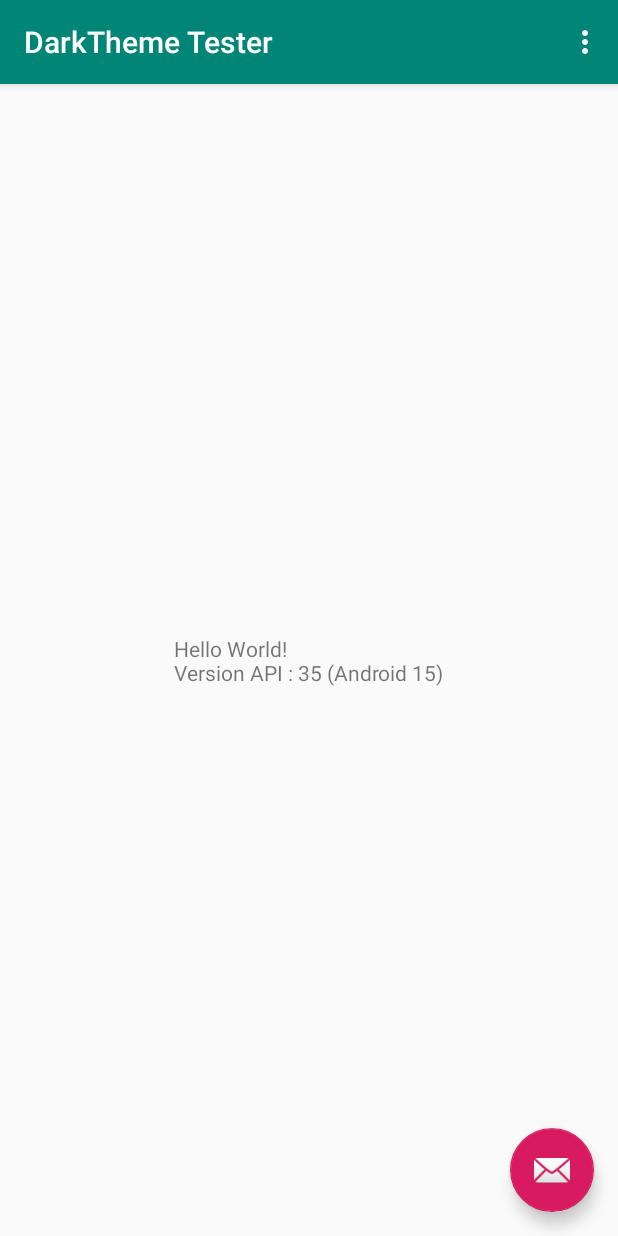
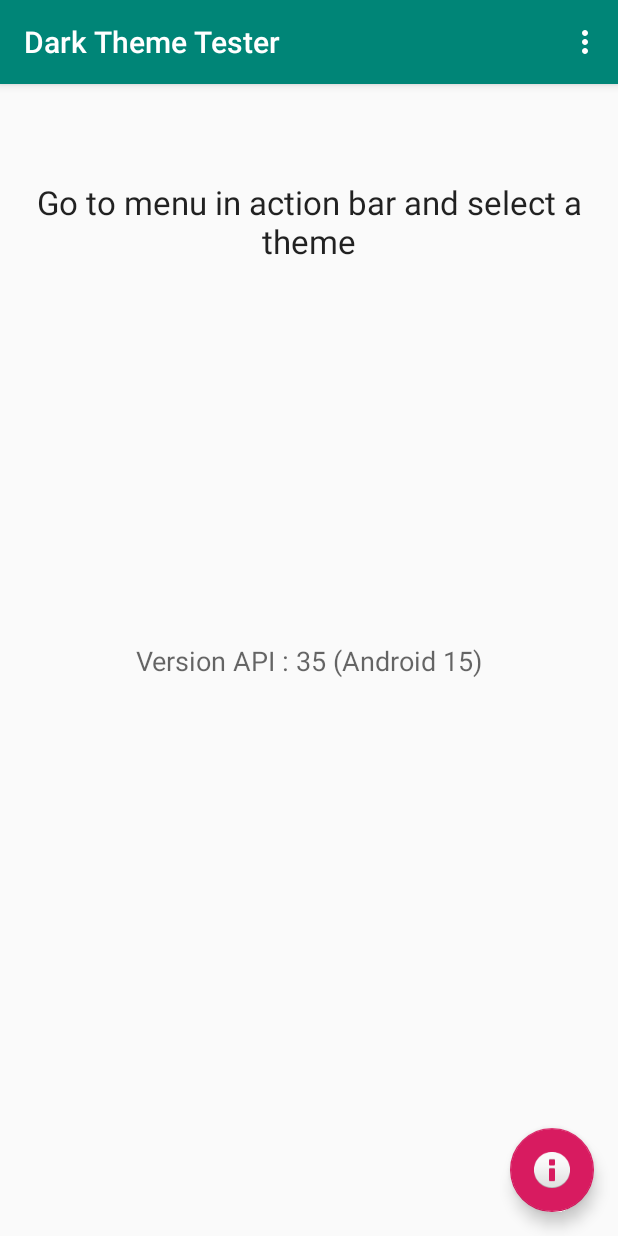
Before and after one commit to ghusta/android-dark-theme-tester, an Android app: the screen it shows after launch (MainActivity), on a phone screen of 412 x 824 dp. Run offline under Robolectric (Android 15) with nearby library versions, the phone set to English and light mode, and no system bars.

Commit message:
Add hint message

```diff
--- a/app/src/main/java/fr/husta/android/dark_theme_tester/MainActivity.kt
+++ b/app/src/main/java/fr/husta/android/dark_theme_tester/MainActivity.kt
@@ -40,8 +40,7 @@ class MainActivity : AppCompatActivity() {
 
         text_main.text =
             String.format(
-                "%s\nVersion API : %s (Android %s)",
-                text_main.getText(),
+                "Version API : %s (Android %s)",
                 Build.VERSION.SDK_INT,
                 Build.VERSION.RELEASE
             )
--- a/app/src/main/res/layout/activity_main.xml
+++ b/app/src/main/res/layout/activity_main.xml
@@ -28,6 +28,6 @@
         android:layout_height="wrap_content"
         android:layout_gravity="bottom|end"
         android:layout_margin="@dimen/fab_margin"
-        app:srcCompat="@android:drawable/ic_dialog_email" />
+        app:srcCompat="@android:drawable/ic_dialog_info" />
 
 </androidx.coordinatorlayout.widget.CoordinatorLayout>
--- a/app/src/main/res/layout/content_main.xml
+++ b/app/src/main/res/layout/content_main.xml
@@ -13,9 +13,23 @@
         android:layout_width="wrap_content"
         android:layout_height="wrap_content"
         android:text="Hello World!"
+        android:textAlignment="center"
+        android:textAppearance="@style/TextAppearance.AppCompat.Medium"
         app:layout_constraintBottom_toBottomOf="parent"
         app:layout_constraintLeft_toLeftOf="parent"
         app:layout_constraintRight_toRightOf="parent"
         app:layout_constraintTop_toTopOf="parent" />
 
+    <TextView
+        android:id="@+id/textView"
+        android:layout_width="wrap_content"
+        android:layout_height="wrap_content"
+        android:layout_marginTop="64dp"
+        android:text="@string/msg_welcome_hint"
+        android:textAlignment="center"
+        android:textAppearance="@style/TextAppearance.AppCompat.Large"
+        app:layout_constraintEnd_toEndOf="parent"
+        app:layout_constraintStart_toStartOf="parent"
+        app:layout_constraintTop_toTopOf="parent" />
+
 </androidx.constraintlayout.widget.ConstraintLayout>
--- a/app/src/main/res/values/strings.xml
+++ b/app/src/main/res/values/strings.xml
@@ -1,5 +1,5 @@
 <resources>
-    <string name="app_name">DarkTheme Tester</string>
+    <string name="app_name">Dark Theme Tester</string>
     <string name="action_settings">Settings</string>
     <string name="action_choose_theme">Choose theme</string>
     <string name="action_open_github_project">Let me see the source code</string>
@@ -8,4 +8,6 @@
     <string name="choice_dark_mode">Dark</string>
     <string name="choice_system_mode">Set by Battery Saver</string>
 
+    <string name="msg_welcome_hint">Go to menu in action bar and select a theme</string>
+
 </resources>
```
